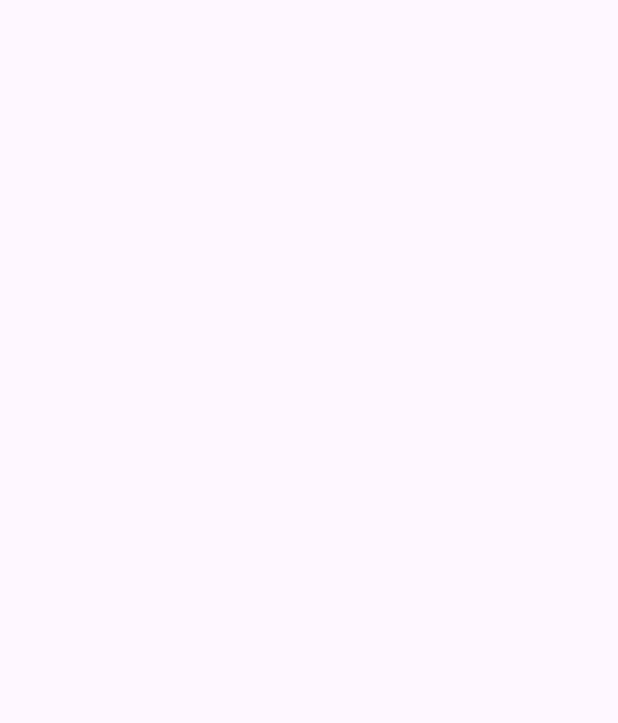
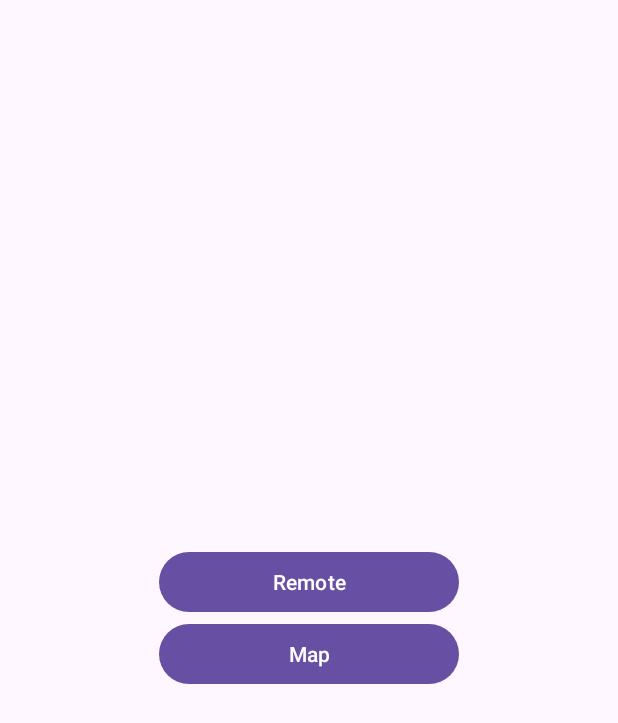
Before and after one commit to ENTC-FYP-19-G08/ismrr, an Android app: the screen it shows after launch (ActivityLauncher), on a phone screen of 412 x 824 dp. Before the commit the part shown is empty. Shown: the top 723 px of the screen. Run offline under Robolectric (Android 15) with nearby library versions, the phone set to English and light mode, and no system bars.

Commit message:
implement ActivityLauncher

```diff
--- a/app/android/ISMRR/app/src/main/java/ml/entc19fyp/ismrr/ActivityLauncher.java
+++ b/app/android/ISMRR/app/src/main/java/ml/entc19fyp/ismrr/ActivityLauncher.java
@@ -2,7 +2,9 @@
 
 import androidx.appcompat.app.AppCompatActivity;
 
+import android.content.Intent;
 import android.os.Bundle;
+import android.view.View;
 
 public class ActivityLauncher extends AppCompatActivity {
 
@@ -10,5 +12,18 @@
     protected void onCreate(Bundle savedInstanceState) {
         super.onCreate(savedInstanceState);
         setContentView(R.layout.activity_launcher);
+        findViewById(R.id.btnRemote).setOnClickListener(new View.OnClickListener() {
+            @Override
+            public void onClick(View v) {
+                startActivity(new Intent(ActivityLauncher.this,ActivityRemote.class));
+            }
+        });
+
+        findViewById(R.id.btnMap).setOnClickListener(new View.OnClickListener() {
+            @Override
+            public void onClick(View v) {
+                startActivity(new Intent(ActivityLauncher.this,ActivityMap.class));
+            }
+        });
     }
 }
--- a/app/android/ISMRR/app/src/main/res/layout/activity_launcher.xml
+++ b/app/android/ISMRR/app/src/main/res/layout/activity_launcher.xml
@@ -1,9 +1,35 @@
 <?xml version="1.0" encoding="utf-8"?>
-<androidx.constraintlayout.widget.ConstraintLayout xmlns:android="http://schemas.android.com/apk/res/android"
+<RelativeLayout xmlns:android="http://schemas.android.com/apk/res/android"
     xmlns:app="http://schemas.android.com/apk/res-auto"
     xmlns:tools="http://schemas.android.com/tools"
     android:layout_width="match_parent"
     android:layout_height="match_parent"
     tools:context=".ActivityLauncher">
 
-</androidx.constraintlayout.widget.ConstraintLayout>
+    <RelativeLayout
+        android:layout_width="match_parent"
+        android:layout_height="wrap_content"
+        android:layout_centerVertical="true">
+
+
+        <LinearLayout
+            android:layout_width="wrap_content"
+            android:layout_height="wrap_content"
+            android:orientation="vertical"
+            android:layout_centerHorizontal="true">
+
+            <Button
+                android:id="@+id/btnRemote"
+                android:layout_width="200dp"
+                android:layout_height="wrap_content"
+                android:text="Remote" />
+
+            <Button
+                android:id="@+id/btnMap"
+                android:layout_width="200dp"
+                android:layout_height="wrap_content"
+                android:text="Map" />
+        </LinearLayout>
+    </RelativeLayout>
+
+</RelativeLayout>
```
